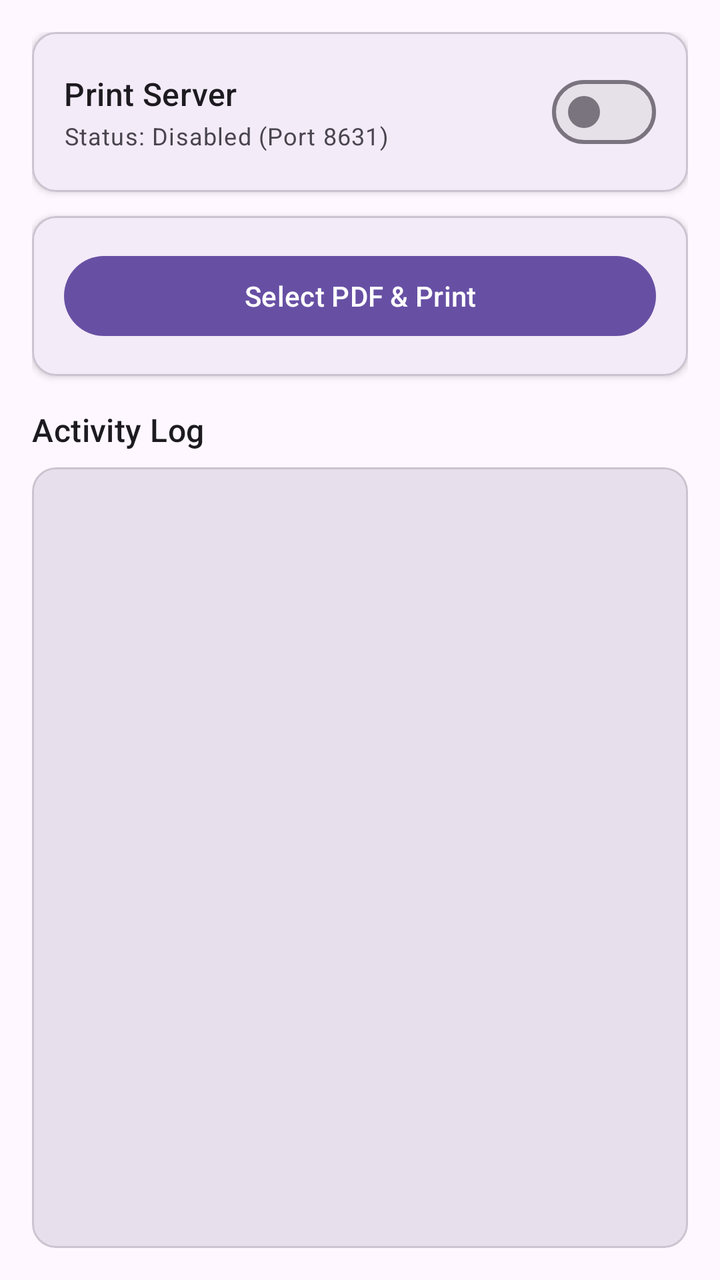
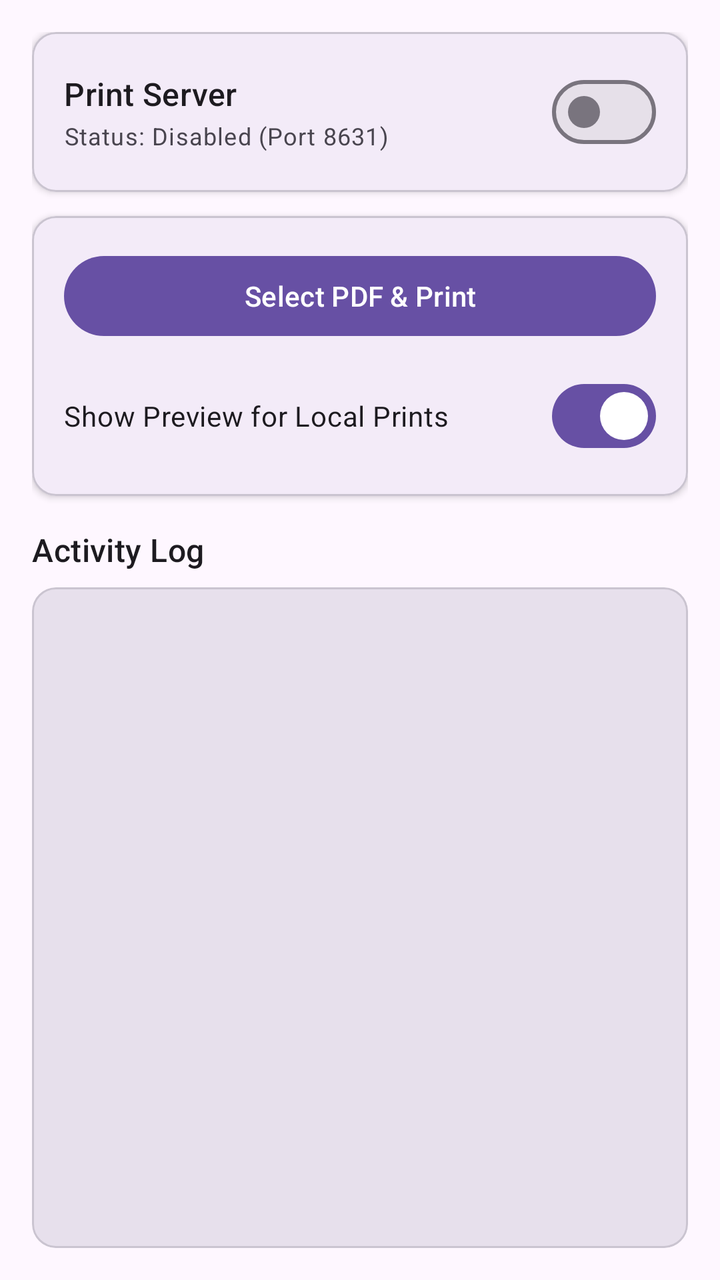

Before-and-after screenshots of an Android layout around one commit, followed by the original layout XML and the change that was made.
<!-- AndroidManifest.xml: application theme Theme.RolloPrint -->
<!-- res/layout/activity_main.xml -->
<?xml version="1.0" encoding="utf-8"?>
<LinearLayout
    xmlns:android="http://schemas.android.com/apk/res/android"
    xmlns:app="http://schemas.android.com/apk/res-auto"
    xmlns:tools="http://schemas.android.com/tools"
    android:id="@+id/main"
    android:layout_width="match_parent"
    android:layout_height="match_parent"
    android:orientation="vertical"
    android:padding="16dp"
    android:background="?attr/colorSurface"
    tools:context=".MainActivity">

    
    <com.google.android.material.card.MaterialCardView
        android:id="@+id/cardServer"
        android:layout_width="match_parent"
        android:layout_height="wrap_content"
        android:layout_marginBottom="12dp"
        app:cardCornerRadius="12dp"
        app:cardElevation="2dp"
        app:strokeWidth="1dp"
        app:strokeColor="?attr/colorOutlineVariant">

        <LinearLayout
            android:layout_width="match_parent"
            android:layout_height="wrap_content"
            android:orientation="vertical"
            android:padding="16dp">

            <LinearLayout
                android:layout_width="match_parent"
                android:layout_height="wrap_content"
                android:orientation="horizontal"
                android:gravity="center_vertical">

                <LinearLayout
                    android:layout_width="0dp"
                    android:layout_height="wrap_content"
                    android:layout_weight="1"
                    android:orientation="vertical">

                    <TextView
                        android:layout_width="wrap_content"
                        android:layout_height="wrap_content"
                        android:text="Print Server"
                        android:textAppearance="?attr/textAppearanceTitleMedium"
                        android:textColor="?attr/colorOnSurface" />

                    <TextView
                        android:id="@+id/tvServerStatus"
                        android:layout_width="wrap_content"
                        android:layout_height="wrap_content"
                        android:text="Status: Disabled (Port 8631)"
                        android:textAppearance="?attr/textAppearanceBodySmall"
                        android:textColor="?attr/colorOnSurfaceVariant"
                        android:layout_marginTop="2dp" />
                </LinearLayout>

                <com.google.android.material.materialswitch.MaterialSwitch
                    android:id="@+id/switchServer"
                    android:layout_width="wrap_content"
                    android:layout_height="wrap_content" />
            </LinearLayout>

        </LinearLayout>
    </com.google.android.material.card.MaterialCardView>

    <com.google.android.material.card.MaterialCardView
        android:id="@+id/cardTop"
        android:layout_width="match_parent"
        android:layout_height="wrap_content"
        android:layout_marginBottom="16dp"
        app:cardCornerRadius="12dp"
        app:cardElevation="2dp"
        app:strokeWidth="1dp"
        app:strokeColor="?attr/colorOutlineVariant">

        <LinearLayout
            android:layout_width="match_parent"
            android:layout_height="wrap_content"
            android:orientation="vertical"
            android:padding="16dp">

            <com.google.android.material.button.MaterialButton
                android:id="@+id/btnSelect"
                android:layout_width="match_parent"
                android:layout_height="wrap_content"
                android:text="@string/select_pdf_print" />
        </LinearLayout>
    </com.google.android.material.card.MaterialCardView>

    <TextView
        android:layout_width="wrap_content"
        android:layout_height="wrap_content"
        android:text="@string/logs_header"
        android:textAppearance="?attr/textAppearanceTitleMedium"
        android:textColor="?attr/colorOnSurface"
        android:layout_marginBottom="8dp" />

    <com.google.android.material.card.MaterialCardView
        android:layout_width="match_parent"
        android:layout_height="0dp"
        android:layout_weight="1"
        app:cardCornerRadius="12dp"
        app:cardElevation="0dp"
        app:strokeWidth="1dp"
        app:strokeColor="?attr/colorOutlineVariant">

        <ScrollView
            android:id="@+id/scrollView"
            android:layout_width="match_parent"
            android:layout_height="match_parent"
            android:background="?attr/colorSurfaceVariant"
            android:padding="8dp">

            <TextView
                android:id="@+id/tvLog"
                android:layout_width="match_parent"
                android:layout_height="wrap_content"
                android:fontFamily="monospace"
                android:textIsSelectable="true"
                android:text=""
                android:textColor="?attr/colorOnSurfaceVariant"
                android:textSize="12sp" />
        </ScrollView>
    </com.google.android.material.card.MaterialCardView>

</LinearLayout>
<!-- resources referenced by this layout -->
<resources>
  <string name="logs_header">Activity Log</string>
  <string name="select_pdf_print">Select PDF &amp; Print</string>
  <style name="Theme.RolloPrint" parent="Base.Theme.RolloPrint" />
  <style name="Base.Theme.RolloPrint" parent="Theme.Material3.DayNight.NoActionBar">
          
          <item name="android:windowLayoutInDisplayCutoutMode" tools:targetApi="p">shortEdges</item>
      </style>
</resources>

<!-- the commit's change to res/layout/activity_main.xml (unified diff, before → after) -->
@@ -87,6 +87,28 @@
                 android:layout_width="match_parent"
                 android:layout_height="wrap_content"
                 android:text="@string/select_pdf_print" />
+
+            <LinearLayout
+                android:layout_width="match_parent"
+                android:layout_height="wrap_content"
+                android:orientation="horizontal"
+                android:gravity="center_vertical"
+                android:layout_marginTop="12dp">
+
+                <TextView
+                    android:layout_width="0dp"
+                    android:layout_height="wrap_content"
+                    android:layout_weight="1"
+                    android:text="Show Preview for Local Prints"
+                    android:textAppearance="?attr/textAppearanceBodyMedium"
+                    android:textColor="?attr/colorOnSurface" />
+
+                <com.google.android.material.materialswitch.MaterialSwitch
+                    android:id="@+id/switchLocalPreview"
+                    android:layout_width="wrap_content"
+                    android:layout_height="wrap_content"
+                    android:checked="true" />
+            </LinearLayout>
         </LinearLayout>
     </com.google.android.material.card.MaterialCardView>
 
